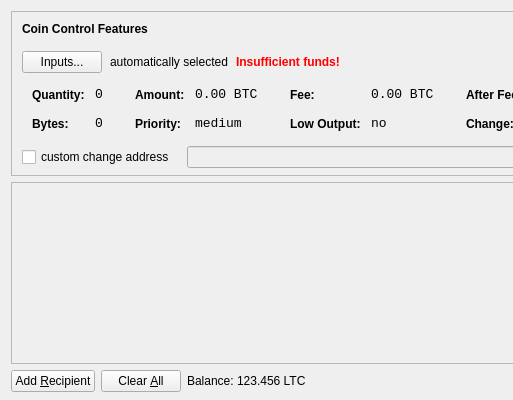
Before: the Qt Designer form src/qt/forms/sendcoinsdialog.ui in JustinAmi/Sy_Lite_Diff, drawn with Qt 5; both pictures show x 0 to 513 and y 0 to 400 of the 850 by 400 pixel window.
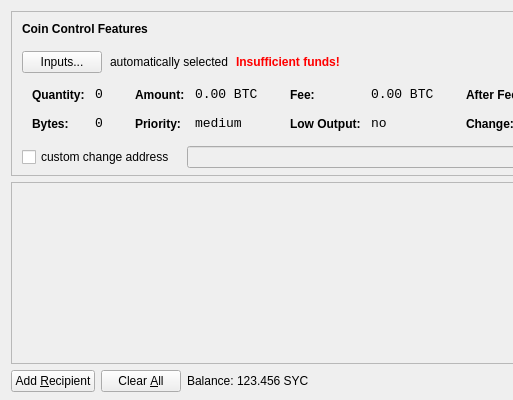
After: the same form once the commit is applied. Icons and pictures are not drawn.

What changed in the file:
```diff
--- a/src/qt/forms/sendcoinsdialog.ui
+++ b/src/qt/forms/sendcoinsdialog.ui
@@ -720,7 +720,7 @@
           <cursorShape>IBeamCursor</cursorShape>
          </property>
          <property name="text">
-          <string>123.456 LTC</string>
+          <string>123.456 SYC</string>
          </property>
          <property name="textInteractionFlags">
           <set>Qt::LinksAccessibleByMouse|Qt::TextSelectableByKeyboard|Qt::TextSelectableByMouse</set>
```
